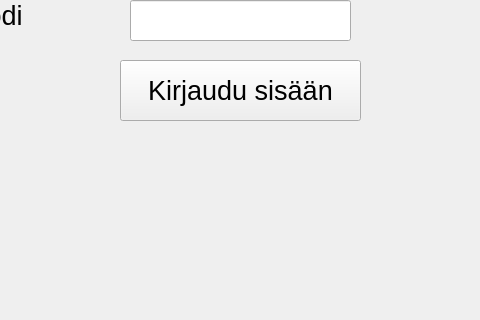
This is frontend/mainwindow.ui in 22kmo-project/group_7 as Qt 5 draws it before an edit; both pictures show x 180 to 660 and y 150 to 470 of the 800 by 600 pixel window. The edited form follows.
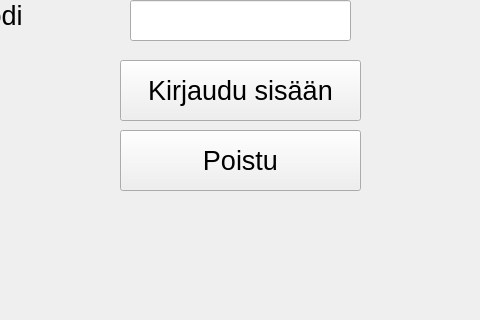
This is the edited form. Icons and pictures are not drawn.

Patch:
```diff
--- a/frontend/mainwindow.ui
+++ b/frontend/mainwindow.ui
@@ -10,6 +10,12 @@
     <height>600</height>
    </rect>
   </property>
+  <property name="sizePolicy">
+   <sizepolicy hsizetype="Preferred" vsizetype="Preferred">
+    <horstretch>0</horstretch>
+    <verstretch>0</verstretch>
+   </sizepolicy>
+  </property>
   <property name="windowTitle">
    <string>MainWindow</string>
   </property>
@@ -113,7 +119,28 @@
      </font>
     </property>
     <property name="text">
-     <string> </string>
+     <string/>
+    </property>
+    <property name="alignment">
+     <set>Qt::AlignLeading|Qt::AlignLeft|Qt::AlignVCenter</set>
+    </property>
+   </widget>
+   <widget class="QPushButton" name="button_exit">
+    <property name="geometry">
+     <rect>
+      <x>300</x>
+      <y>280</y>
+      <width>241</width>
+      <height>61</height>
+     </rect>
+    </property>
+    <property name="font">
+     <font>
+      <pointsize>20</pointsize>
+     </font>
+    </property>
+    <property name="text">
+     <string>Poistu</string>
     </property>
    </widget>
   </widget>
```
Left out of the diff: 3 changed lines with no effect on the pictures.
